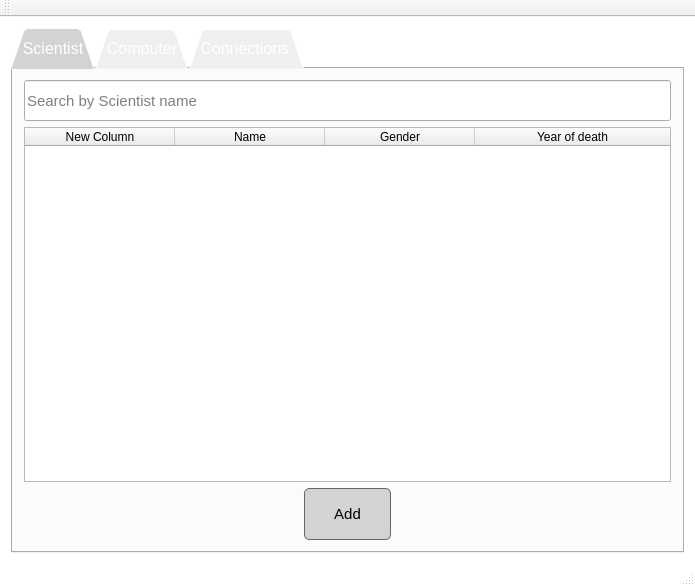
This is mainwindow.ui in hrunderla/VLN_1_UI as Qt 5 draws it before an edit. The edited form follows.
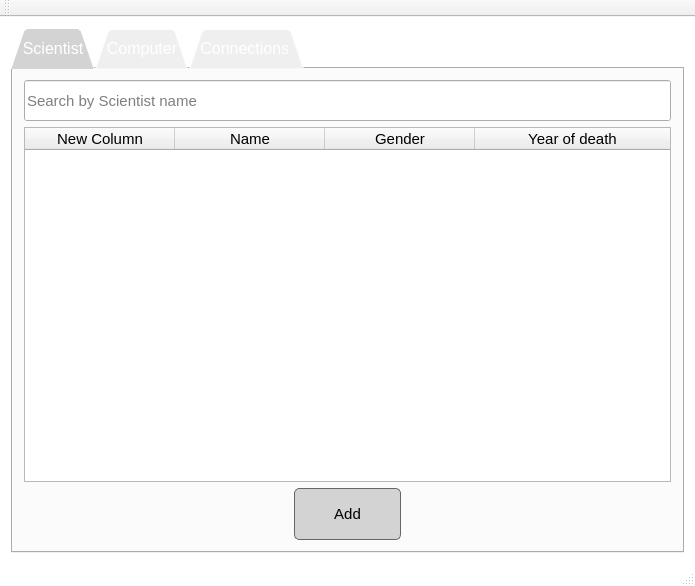
This is the edited form. The open tabs and pages were chosen to show the change. Icons and pictures are not drawn.

Patch:
```diff
--- a/mainwindow.ui
+++ b/mainwindow.ui
@@ -49,14 +49,18 @@
 font: 15px;
 }
 
+QHeaderView{
+font: 15px;
+}
+
 QPushButton{
   background: lightgray;
   border-style: solid;
   border-color:#666666;
   border-width:1px;
   border-radius: 5px;
-  margin-left: 280px;
-  margin-right: 280px;
+  margin-left: 270px;
+  margin-right: 270px;
   height: 50px;
   font: 15px;
 }
@@ -174,15 +178,31 @@
         </item>
         <item>
          <widget class="QPushButton" name="pushButtonScientist">
+          <property name="maximumSize">
+           <size>
+            <width>653</width>
+            <height>16777215</height>
+           </size>
+          </property>
           <property name="baseSize">
            <size>
             <width>0</width>
             <height>0</height>
            </size>
           </property>
+          <property name="layoutDirection">
+           <enum>Qt::LeftToRight</enum>
+          </property>
           <property name="text">
            <string>Add</string>
           </property>
+          <property name="icon">
+           <iconset>
+            <normaloff>images/scientist.jpg</normaloff>images/scientist.jpg</iconset>
+          </property>
+          <property name="flat">
+           <bool>false</bool>
+          </property>
          </widget>
         </item>
        </layout>
```
Left out of the diff: 14 changed lines with no effect on the pictures.
